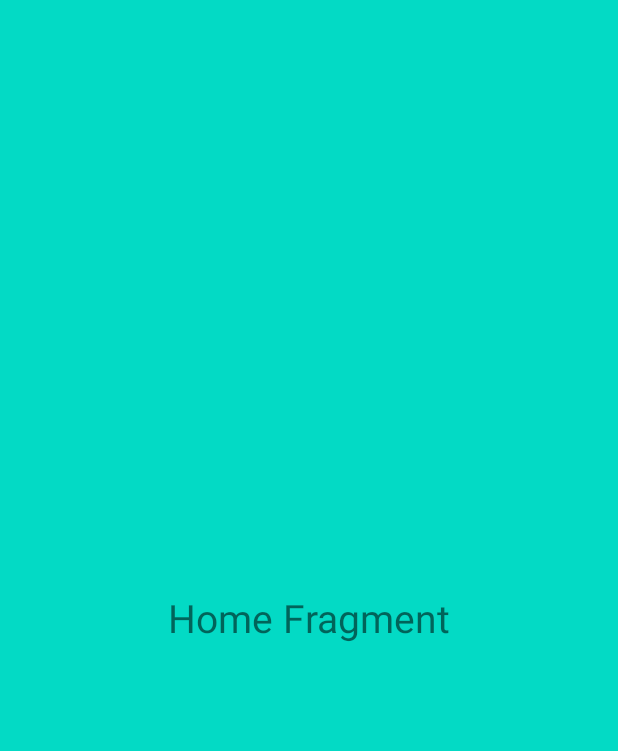
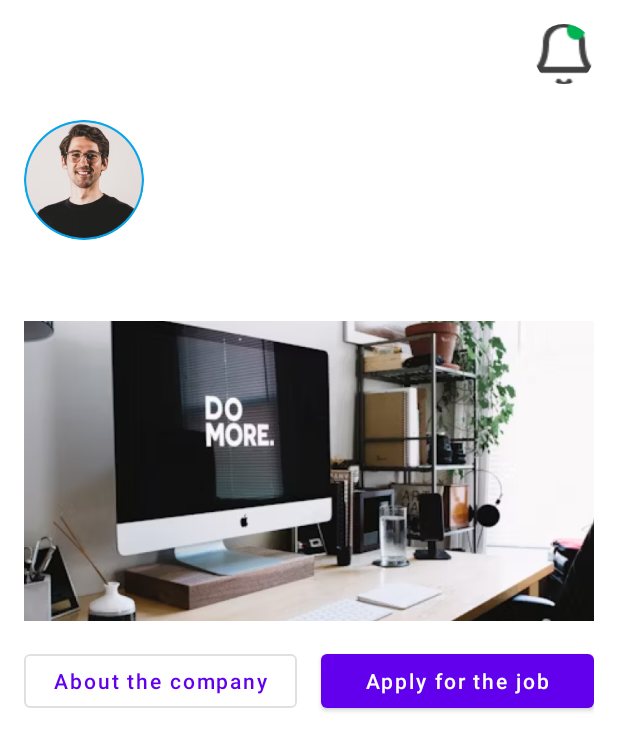
Before and after one commit to 01Ashishshetty/GradGo, an Android app: the fragment Home shown on its own in the app's theme, on a phone screen of 412 x 824 dp. Shown: the top 751 px of the screen. Run offline under Robolectric (Android 15) with nearby library versions, the phone set to English and light mode, and no system bars; our stand-ins replace CircleImageView.

Commit message:
feat: Home Page

```diff
--- a/app/build.gradle
+++ b/app/build.gradle
@@ -43,7 +43,11 @@ dependencies {
     implementation 'androidx.appcompat:appcompat:1.4.2'
     implementation 'com.google.android.material:material:1.6.1'
     implementation 'androidx.constraintlayout:constraintlayout:2.1.4'
+    implementation 'de.hdodenhof:circleimageview:3.1.0'
+    implementation 'com.github.bumptech.glide:glide:4.12.0'
+    annotationProcessor 'com.github.bumptech.glide:compiler:4.12.0'
     testImplementation 'junit:junit:4.13.2'
     androidTestImplementation 'androidx.test.ext:junit:1.1.3'
     androidTestImplementation 'androidx.test.espresso:espresso-core:3.4.0'
+
 }
--- /dev/null
+++ b/app/src/main/res/drawable/profile_placeholder.xml
@@ -0,0 +1,4 @@
+<?xml version="1.0" encoding="utf-8"?>
+<selector xmlns:android="http://schemas.android.com/apk/res/android">
+
+</selector>
--- /dev/null
+++ b/app/src/main/res/drawable/rounded_button.xml
@@ -0,0 +1,6 @@
+<?xml version="1.0" encoding="utf-8"?>
+<shape xmlns:android="http://schemas.android.com/apk/res/android"
+    android:shape="rectangle">
+    <solid android:color="#0099FF" />
+    <corners android:radius="8dp" />
+</shape>
--- /dev/null
+++ b/app/src/main/res/drawable/style.xml
@@ -0,0 +1,4 @@
+<style name="CircleImageView" parent="">
+    <item name="cornerFamily">rounded</item>
+    <item name="cornerSize">50%</item>
+</style>
--- a/app/src/main/res/layout/fragment_home.xml
+++ b/app/src/main/res/layout/fragment_home.xml
@@ -1,17 +1,132 @@
 <?xml version="1.0" encoding="utf-8"?>
-<FrameLayout xmlns:android="http://schemas.android.com/apk/res/android"
+<androidx.core.widget.NestedScrollView
+    xmlns:android="http://schemas.android.com/apk/res/android"
+    xmlns:app="http://schemas.android.com/apk/res-auto"
     xmlns:tools="http://schemas.android.com/tools"
     android:layout_width="match_parent"
     android:layout_height="match_parent"
-    android:background="@color/teal_200"
-    tools:context=".Home">
+    android:fillViewport="true">
 
-    <!-- TODO: Update blank fragment layout -->
-    <TextView
-        android:layout_width="wrap_content"
+    <androidx.constraintlayout.widget.ConstraintLayout
+        android:layout_width="match_parent"
         android:layout_height="wrap_content"
-        android:text="Home Fragment"
-        android:textSize="26dp"
-        android:layout_gravity="center"/>
+        android:padding="16dp">
 
-</FrameLayout>
+        <!-- Notification Bell -->
+        <androidx.cardview.widget.CardView
+            android:id="@+id/cardNotification"
+            android:layout_width="wrap_content"
+            android:layout_height="wrap_content"
+            app:cardCornerRadius="20dp"
+            app:cardElevation="0dp"
+            app:layout_constraintEnd_toEndOf="parent"
+            app:layout_constraintTop_toTopOf="parent">
+
+            <ImageButton
+                android:id="@+id/btnNotification"
+                android:layout_width="40dp"
+                android:layout_height="40dp"
+                android:background="@android:color/transparent"
+                android:src="@drawable/img_5"
+                android:contentDescription="Notifications" />
+        </androidx.cardview.widget.CardView>
+
+        <!-- Profile Image -->
+        <de.hdodenhof.circleimageview.CircleImageView
+            android:id="@+id/imgProfile"
+            android:layout_width="80dp"
+            android:layout_height="80dp"
+            android:layout_marginTop="24dp"
+            app:layout_constraintStart_toStartOf="parent"
+            android:src="@drawable/img"
+            app:layout_constraintTop_toBottomOf="@id/cardNotification" />
+
+        <!-- Name -->
+        <TextView
+            android:id="@+id/tvName"
+            android:layout_width="0dp"
+            android:layout_height="wrap_content"
+            android:layout_marginStart="16dp"
+            android:textSize="24sp"
+            android:textStyle="bold"
+            app:layout_constraintStart_toEndOf="@id/imgProfile"
+            app:layout_constraintTop_toTopOf="@id/imgProfile"
+            app:layout_constraintEnd_toEndOf="parent"
+            tools:text="Sharan kumar" />
+
+        <!-- Job Title -->
+        <TextView
+            android:id="@+id/tvJobTitle"
+            android:layout_width="0dp"
+            android:layout_height="wrap_content"
+            android:layout_marginTop="4dp"
+            android:textSize="16sp"
+            android:textColor="@android:color/darker_gray"
+            app:layout_constraintStart_toStartOf="@id/tvName"
+            app:layout_constraintTop_toBottomOf="@id/tvName"
+            app:layout_constraintEnd_toEndOf="parent"
+            tools:text="associate software engineer" />
+
+        <!-- Description -->
+        <TextView
+            android:id="@+id/tvDescription"
+            android:layout_width="0dp"
+            android:layout_height="wrap_content"
+            android:layout_marginTop="16dp"
+            android:textSize="16sp"
+            app:layout_constraintStart_toStartOf="parent"
+            app:layout_constraintEnd_toEndOf="parent"
+            app:layout_constraintTop_toBottomOf="@id/imgProfile"
+            tools:text="a placeholder text commonly used to demonstrate the visual form of a document or a typeface without relying on meaningful content." />
+
+        <!-- Featured Image -->
+        <ImageView
+            android:id="@+id/imgFeatured"
+            android:layout_width="0dp"
+            android:layout_height="200dp"
+            android:layout_marginTop="16dp"
+            android:scaleType="centerCrop"
+            app:layout_constraintStart_toStartOf="parent"
+            app:layout_constraintEnd_toEndOf="parent"
+            android:src="@drawable/img_6"
+            app:layout_constraintTop_toBottomOf="@id/tvDescription"/>
+
+        <!-- About Company Button -->
+        <com.google.android.material.button.MaterialButton
+            android:id="@+id/btnAboutCompany"
+            android:layout_width="0dp"
+            android:layout_height="wrap_content"
+            android:layout_marginTop="16dp"
+            android:layout_marginEnd="8dp"
+            android:text="About the company"
+            android:textAllCaps="false"
+            style="@style/Widget.MaterialComponents.Button.OutlinedButton"
+            app:layout_constraintStart_toStartOf="parent"
+            app:layout_constraintEnd_toStartOf="@id/btnApply"
+            app:layout_constraintTop_toBottomOf="@id/imgFeatured" />
+
+        <!-- Apply for Job Button -->
+        <com.google.android.material.button.MaterialButton
+            android:id="@+id/btnApply"
+            android:layout_width="0dp"
+            android:layout_height="wrap_content"
+            android:layout_marginStart="8dp"
+            android:text="Apply for the job"
+            android:textAllCaps="false"
+            app:layout_constraintStart_toEndOf="@id/btnAboutCompany"
+            app:layout_constraintEnd_toEndOf="parent"
+            app:layout_constraintTop_toTopOf="@id/btnAboutCompany" />
+
+        <!-- Placeholder for additional content -->
+        <TextView
+            android:id="@+id/tvAdditionalContent"
+            android:layout_width="0dp"
+            android:layout_height="wrap_content"
+            android:layout_marginTop="16dp"
+            app:layout_constraintStart_toStartOf="parent"
+            app:layout_constraintEnd_toEndOf="parent"
+            app:layout_constraintTop_toBottomOf="@id/btnAboutCompany"
+            tools:text="Additional content goes here..." />
+
+    </androidx.constraintlayout.widget.ConstraintLayout>
+</androidx.core.widget.NestedScrollView>
--- a/app/src/main/res/values/strings.xml
+++ b/app/src/main/res/values/strings.xml
@@ -2,4 +2,9 @@
     <string name="app_name">GradGo</string>
     <!-- TODO: Remove or change this placeholder text -->
     <string name="hello_blank_fragment">Hello blank fragment</string>
+    <string name="save">save</string>
+    <string name="graduation">graduation</string>
+    <string name="company">company</string>
+    <string name="profession">profession</string>
+    <string name="name">name</string>
 </resources>
```
Also changed, not shown: app/src/main/java/com/example/gradgo/MenuActivity.kt (added, +69 -0 lines), app/src/main/res/drawable/rounded_border.xml (added, +13 -0 lines), app/src/main/res/layout/activity_menu.xml (added, +139 -0 lines), app/src/main/res/layout/activity_profile.xml (added, +67 -0 lines), app/src/main/res/drawable/img.png (added), app/src/main/res/drawable/img_1.png (added), app/src/main/res/drawable/img_2.png (added), app/src/main/res/drawable/img_3.png (added), app/src/main/res/drawable/img_4.png (added), app/src/main/res/drawable/img_5.png (added), app/src/main/res/drawable/img_6.png (added).
